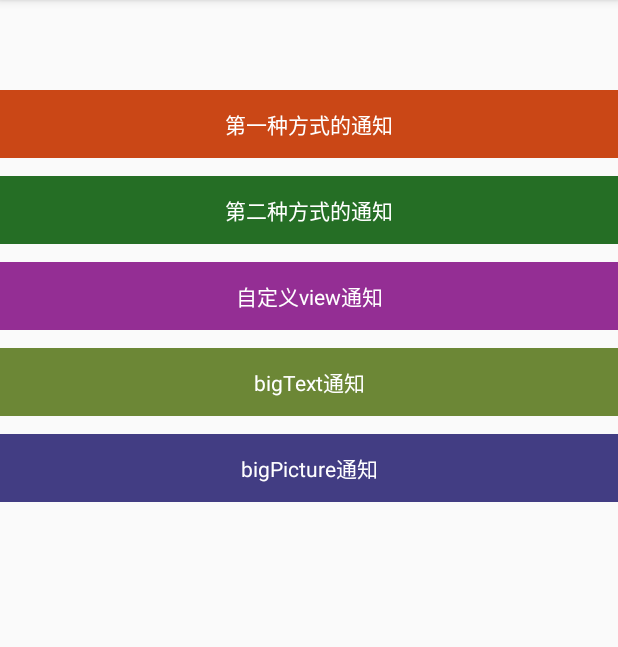
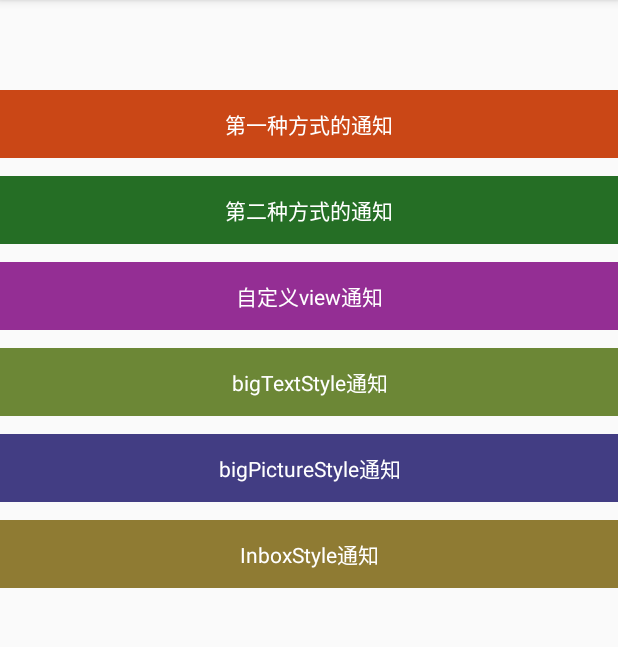
Before and after one commit to shaozucheng/NotificationDemo, an Android app: the screen it shows after launch (MainActivity), on a phone screen of 412 x 824 dp, the part 84-731 px from its top. Run offline under Robolectric (Android 15) with nearby library versions, the phone set to English and light mode, and no system bars; our stand-ins replace ButterKnife.

Commit message:
简述：添加inboxStyle 通知形式
背景信息：

修改内容：

```diff
--- a/app/src/main/res/layout/activity_main.xml
+++ b/app/src/main/res/layout/activity_main.xml
@@ -55,7 +55,7 @@
             android:background="#6c8736"
             android:gravity="center"
             android:padding="12dp"
-            android:text="bigText通知"
+            android:text="bigTextStyle通知"
             android:textColor="#ffffff"/>
 
         <TextView
@@ -66,7 +66,18 @@
             android:background="#423d83"
             android:gravity="center"
             android:padding="12dp"
-            android:text="bigPicture通知"
+            android:text="bigPictureStyle通知"
+            android:textColor="#ffffff"/>
+
+        <TextView
+            android:id="@+id/button06"
+            android:layout_width="match_parent"
+            android:layout_height="wrap_content"
+            android:layout_marginTop="12dp"
+            android:background="#8f7b33"
+            android:gravity="center"
+            android:padding="12dp"
+            android:text="InboxStyle通知"
             android:textColor="#ffffff"/>
 
     </LinearLayout>
```
Also changed, not shown: app/src/main/java/com/notification/MainActivity.java (+34 -6 lines), app/src/main/java/push/NotificationManager.java (+86 -1 lines).
